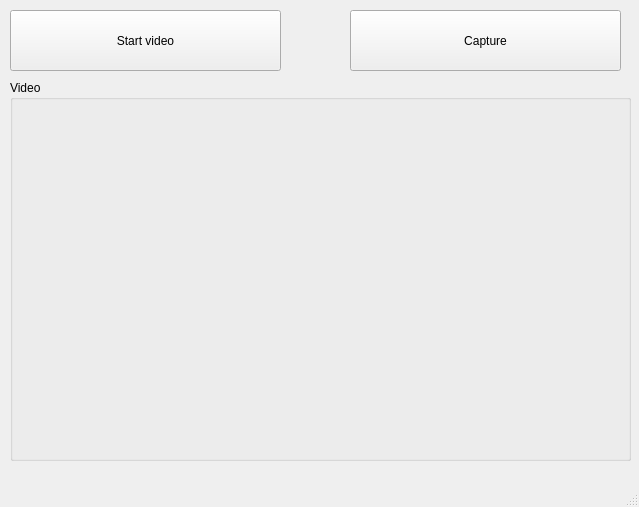
Old version of the form simple.ui in the repository plutorain/PyCamera.
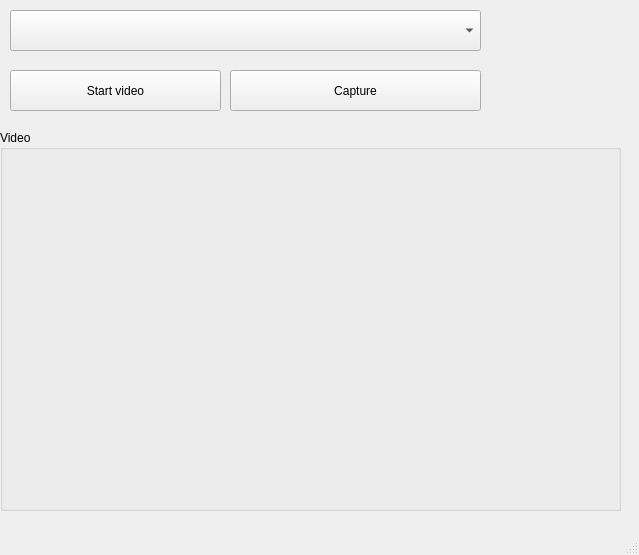
New version of the form.

The edit to the form file:
```diff
--- a/simple.ui
+++ b/simple.ui
@@ -7,7 +7,7 @@
     <x>0</x>
     <y>0</y>
     <width>639</width>
-    <height>507</height>
+    <height>555</height>
    </rect>
   </property>
   <property name="windowTitle">
@@ -20,8 +20,8 @@
    <widget class="QGroupBox" name="groupBox">
     <property name="geometry">
      <rect>
-      <x>10</x>
-      <y>80</y>
+      <x>0</x>
+      <y>130</y>
       <width>621</width>
       <height>381</height>
      </rect>
@@ -50,9 +50,9 @@
     <property name="geometry">
      <rect>
       <x>10</x>
-      <y>10</y>
-      <width>271</width>
-      <height>61</height>
+      <y>70</y>
+      <width>211</width>
+      <height>41</height>
      </rect>
     </property>
     <property name="text">
@@ -62,16 +62,29 @@
    <widget class="QPushButton" name="captureButton">
     <property name="geometry">
      <rect>
-      <x>350</x>
-      <y>10</y>
-      <width>271</width>
-      <height>61</height>
+      <x>230</x>
+      <y>70</y>
+      <width>251</width>
+      <height>41</height>
      </rect>
     </property>
     <property name="text">
      <string>Capture</string>
     </property>
    </widget>
+   <widget class="QComboBox" name="comboBox">
+    <property name="geometry">
+     <rect>
+      <x>10</x>
+      <y>10</y>
+      <width>471</width>
+      <height>41</height>
+     </rect>
+    </property>
+    <property name="currentText">
+     <string/>
+    </property>
+   </widget>
   </widget>
   <widget class="QMenuBar" name="menubar">
    <property name="geometry">
```
